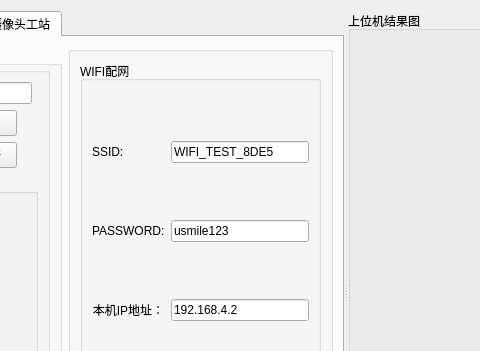
This is work_station/camera/cameratest.ui in yuhuang163/test as Qt 5 draws it before an edit; both pictures show x 225 to 705 and y 0 to 351 of the 934 by 715 pixel window. The edited form follows.
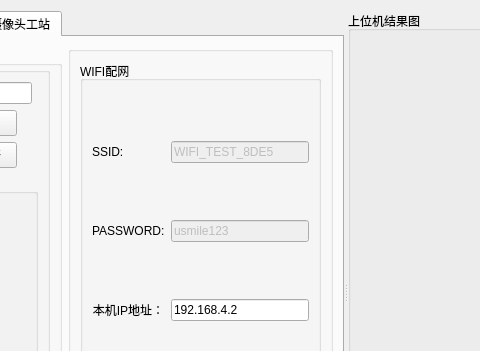
This is the edited form. The open tabs and pages were chosen to show the change.

Patch:
```diff
--- a/work_station/camera/cameratest.ui
+++ b/work_station/camera/cameratest.ui
@@ -552,6 +552,9 @@
                </item>
                <item row="0" column="1">
                 <widget class="QLineEdit" name="ssid_lineEdit">
+                 <property name="enabled">
+                  <bool>false</bool>
+                 </property>
                  <property name="text">
                   <string>WIFI_TEST_8DE5</string>
                  </property>
@@ -566,6 +569,9 @@
                </item>
                <item row="1" column="1">
                 <widget class="QLineEdit" name="password_lineEdit">
+                 <property name="enabled">
+                  <bool>false</bool>
+                 </property>
                  <property name="text">
                   <string>usmile123</string>
                  </property>
```
Left out of the diff: 2 changed lines with no effect on the pictures.
